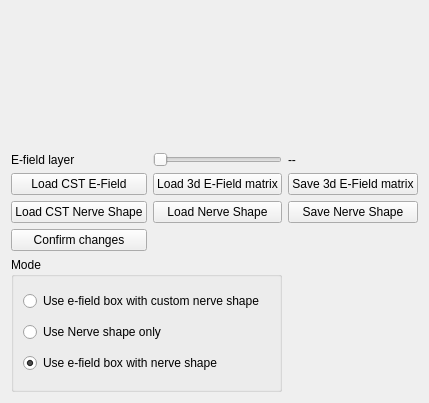
Old version of the form ui_e_field_widget.ui in the repository TheJRapp/PeriphNeuronStim.
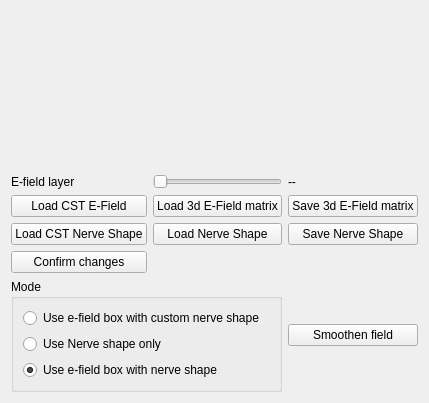
New version of the form.

Commit message: added smoothing function to e-field widget added (and commented) normalized e-field to compare stefans pulses added stefan pulses to stimulus

Patch:
```diff
--- a/ui_e_field_widget.ui
+++ b/ui_e_field_widget.ui
@@ -143,6 +143,13 @@
      </property>
     </widget>
    </item>
+   <item row="5" column="2">
+    <widget class="QPushButton" name="smooth_push_button">
+     <property name="text">
+      <string>Smoothen field</string>
+     </property>
+    </widget>
+   </item>
   </layout>
  </widget>
  <resources/>
```
The commit also changes 4 other files.
